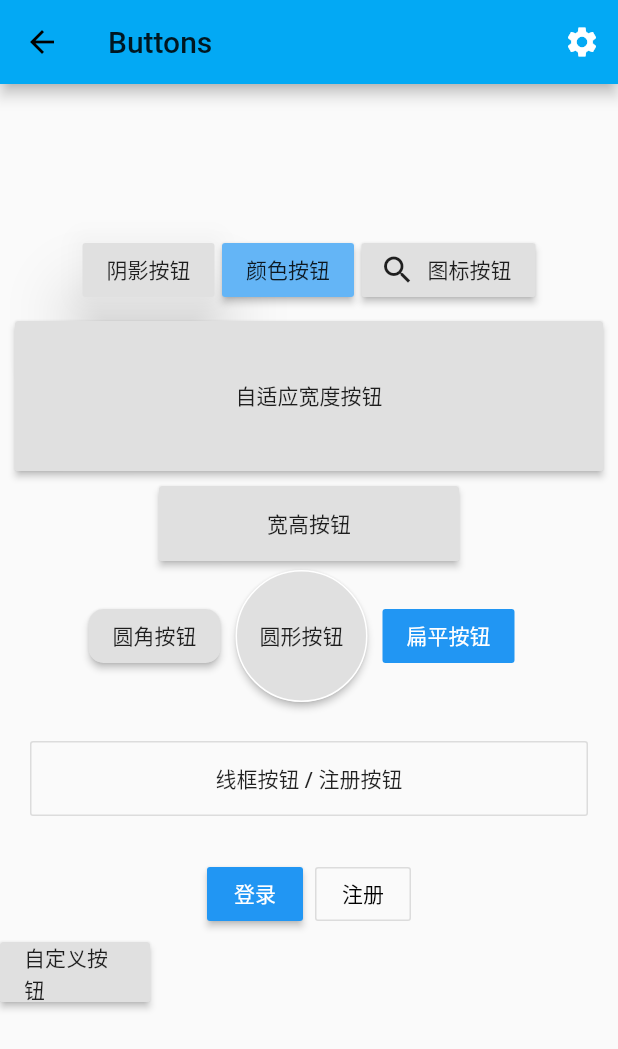
After one commit to zzzplus/flutterDemo1, a Flutter app: the ButtonsPage screen opened directly, on a phone screen of 412 x 824 dp. The commit adds this screen. Shown: the top 1049 px of the screen. Run offline on Flutter 3.47's test engine with Material 2 defaults, Android fonts, the phone set to English and light mode, and no system bars; network calls fail.

Commit message:
feature：各种按钮

```diff
--- /dev/null
+++ b/lib/pages/Buttons.dart
@@ -0,0 +1,188 @@
+import 'package:flutter/material.dart';
+
+class ButtonsPage extends StatefulWidget {
+  ButtonsPage({Key key}) : super(key: key);
+
+  @override
+  _ButtonsPageState createState() => _ButtonsPageState();
+}
+
+class _ButtonsPageState extends State<ButtonsPage> {
+  @override
+  Widget build(BuildContext context) {
+    return Scaffold(
+      appBar: AppBar(
+        title: Text('Buttons'),
+        actions: <Widget>[
+          IconButton(
+            icon: Icon(Icons.settings),
+            color: Colors.white,
+            onPressed: () {},
+          ),
+        ],
+      ),
+      body: ListView(
+        children: <Widget>[
+          SizedBox(height: 100),
+          Row(
+            mainAxisAlignment: MainAxisAlignment.center,
+            children: <Widget>[
+              RaisedButton(
+                child: Text('阴影按钮'),
+                elevation: 20,
+                onPressed: () {},
+              ),
+              SizedBox(width: 5),
+              RaisedButton(
+                child: Text('颜色按钮'),
+                color: Colors.blue[300],
+                onPressed: () {},
+              ),
+              SizedBox(width: 5),
+              RaisedButton.icon(
+                onPressed: () {
+                  print('图标按钮');
+                },
+                icon: Icon(Icons.search),
+                label: Text('图标按钮'),
+              ),
+            ],
+          ),
+          Row(
+            children: <Widget>[
+              Expanded(
+                child: Container(
+                  height: 100,
+                  margin: EdgeInsets.all(10),
+                  child: RaisedButton(
+                    child: Text('自适应宽度按钮'),
+                    onPressed: () {},
+                  ),
+                ),
+              ),
+            ],
+          ),
+          Row(
+            mainAxisAlignment: MainAxisAlignment.center,
+            children: <Widget>[
+              Container(
+                width: 200,
+                height: 50,
+                child: RaisedButton(
+                  child: Text('宽高按钮'),
+                  onPressed: () {},
+                ),
+              ),
+            ],
+          ),
+          Row(
+            mainAxisAlignment: MainAxisAlignment.center,
+            children: <Widget>[
+              RaisedButton(
+                child: Text('圆角按钮'),
+                shape: RoundedRectangleBorder(
+                  borderRadius: BorderRadius.circular(10),
+                ),
+                onPressed: () {},
+              ),
+              SizedBox(width: 10),
+              Container(
+                height: 100,
+                child: RaisedButton(
+                  child: Text('圆形按钮'),
+                  splashColor: Colors.yellow[300],
+                  shape: CircleBorder(
+                    side: BorderSide(
+                      color: Colors.white,
+                    ),
+                  ),
+                  onPressed: () {},
+                ),
+              ),
+              SizedBox(width: 10),
+              FlatButton(
+                onPressed: () {},
+                color: Colors.blue,
+                textColor: Colors.white,
+                child: Text('扁平按钮'),
+              ),
+              SizedBox(width: 10),
+            ],
+          ),
+          Row(
+            children: <Widget>[
+              Expanded(
+                child: Container(
+                  margin: EdgeInsets.all(20),
+                  height: 50,
+                  child: OutlineButton(
+                    onPressed: () {},
+                    child: Text('线框按钮 / 注册按钮'),
+                  ),
+                ),
+              ),
+            ],
+          ),
+          Row(
+            mainAxisAlignment: MainAxisAlignment.center,
+            children: <Widget>[
+              ButtonBar(
+                children: <Widget>[
+                  RaisedButton(
+                    child: Text('登录'),
+                    color: Colors.blue,
+                    onPressed: () {},
+                  ),
+                  OutlineButton(
+                    child: Text('注册'),
+                    onPressed: () {},
+                  ),
+                ],
+              ),
+            ],
+          ),
+          Row(
+            children: <Widget>[
+              CustomButton(
+                text: '自定义按钮',
+                width: 100,
+                height: 40,
+                pressed: () {
+                  print('自定义按钮');
+                },
+              )
+            ],
+          ),
+        ],
+      ),
+    );
+  }
+}
+
+// 自定义按钮
+class CustomButton extends StatelessWidget {
+  final pressed;
+  final String text;
+  final double width;
+  final double height;
+
+  const CustomButton({
+    Key key,
+    this.pressed = null,
+    this.text = '',
+    this.width = 80,
+    this.height = 30,
+  }) : super(key: key);
+
+  @override
+  Widget build(BuildContext context) {
+    return Container(
+      width: this.width,
+      height: this.height,
+      child: RaisedButton(
+        child: Text(this.text),
+        onPressed: this.pressed,
+      ),
+    );
+  }
+}
--- a/lib/pages/tabs/Home.dart
+++ b/lib/pages/tabs/Home.dart
@@ -38,6 +38,12 @@ class _HomePageState extends State<HomePage> {
               Navigator.pushNamed(context, '/tabBarController');
             },
           ),
+          RaisedButton(
+            child: Text('跳转到 Buttons'),
+            onPressed: () {
+              Navigator.pushNamed(context, '/buttons');
+            },
+          ),
         ],
       ),
     );
--- a/lib/routes/Routes.dart
+++ b/lib/routes/Routes.dart
@@ -11,6 +11,7 @@ import '../pages/user/RegisterThird.dart';
 import '../pages/AppBarDemo.dart';
 import '../pages/TabBarController.dart';
 import '../pages/user/User.dart';
+import '../pages/Buttons.dart';
 
 final routes = <String, WidgetBuilder>{
   '/': (context) => Tabs(),
@@ -23,6 +24,7 @@ final routes = <String, WidgetBuilder>{
   '/appBarDemo': (context) => AppBarDemoPage(),
   '/tabBarController': (context) => TabBarControllerPage(),
   '/user': (context) => UserPage(),
+  '/buttons': (context) => ButtonsPage(),
 };
 
 var onGenerateRoute = (RouteSettings settings) {
```
